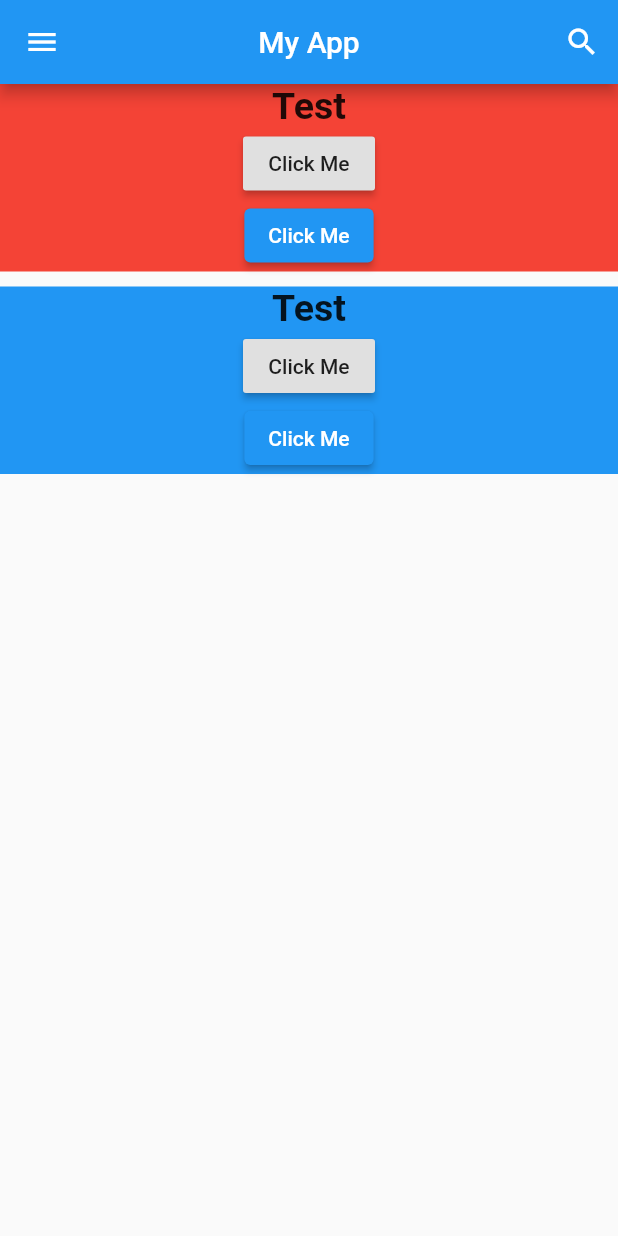
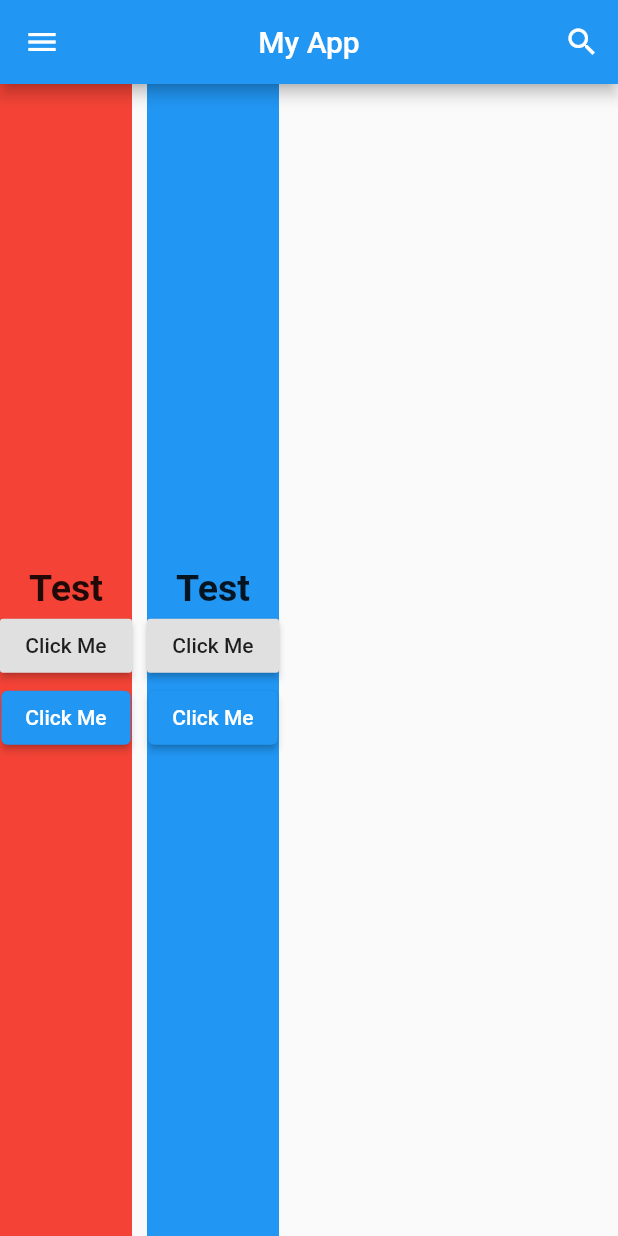
Before and after one commit to sajidshahriar72543/Flutter_learn, a Flutter app: the screen it shows after launch, on a phone screen of 412 x 824 dp. Run offline on Flutter 3.47's test engine with Material 2 defaults, Android fonts, the phone set to English and light mode, and no system bars.

Commit message:
Introduced Row

```diff
--- a/lib/main.dart
+++ b/lib/main.dart
@@ -19,7 +19,7 @@ class MyApp extends StatelessWidget {
                   IconButton(icon: Icon(Icons.search), onPressed: () {}),
                 ],
               ),
-              body: Column(
+              body: Row(
                 children: [
                   Container(
                     decoration: BoxDecoration(color: Colors.red),
@@ -43,7 +43,7 @@ class MyApp extends StatelessWidget {
                     ),
                   ),
                   SizedBox(
-                    height: 10,
+                    width: 10,
                   ),
                   Container(
                     decoration: BoxDecoration(color: Colors.blue),
```
